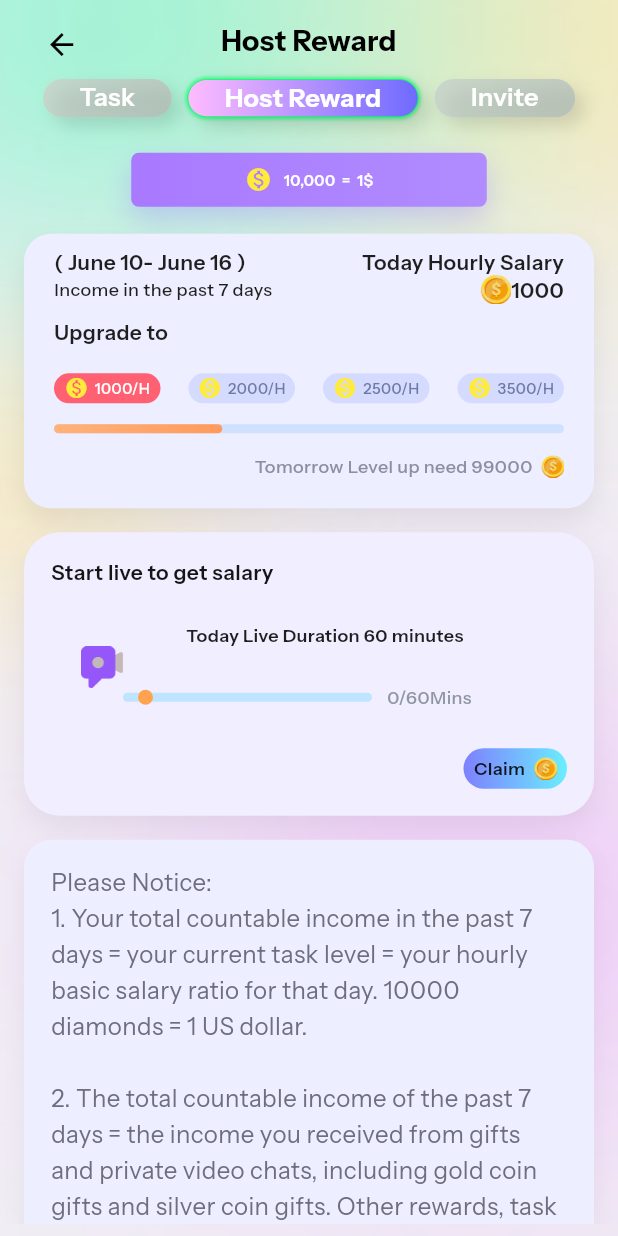
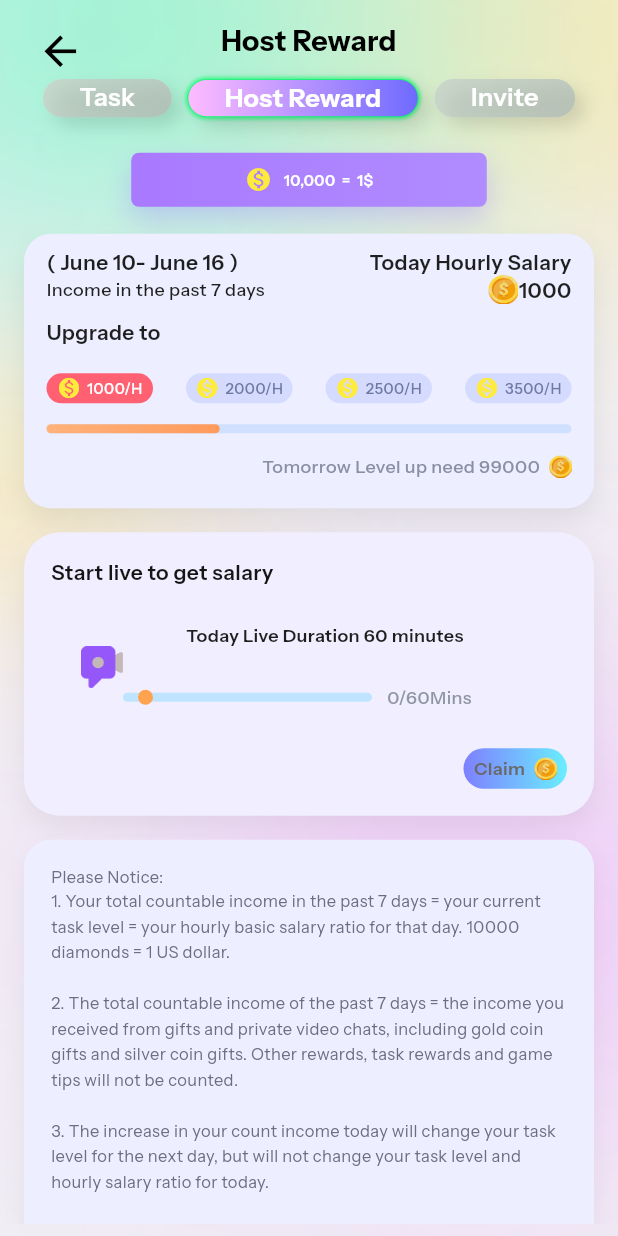
Before and after one commit to aroobaasif001/riolive, a Flutter app: the RewardsTabs screen opened directly, after a tap on "Host Reward", on a phone screen of 412 x 824 dp. Run offline on Flutter 3.47's test engine with Material 3 defaults, Android fonts, the phone set to English and light mode, and no system bars; our stand-ins replace carousel_slider, curved_navigation_bar, device_preview, flutter_inset_box_shadow, get, google_fonts and 5 more; missing offline and left inert: agora_rtc_engine; accounts and stored records are empty.

Commit message:
UI of wallet + shop + reward + invite friend etc navigation

```diff
--- a/lib/views/bottom_navi_screens/screens/profile_screen/reward_screens/reward_screen.dart
+++ b/lib/views/bottom_navi_screens/screens/profile_screen/reward_screens/reward_screen.dart
@@ -67,7 +67,7 @@ class _RewardsTabsState extends State<RewardsTabs> {
               children: [
                 SizedBox(height: sh(10)),
                 Padding(
-                  padding: EdgeInsets.symmetric(horizontal: sw(20)),
+                  padding: EdgeInsets.symmetric(horizontal: sw(15)),
                   child: SizedBox(
                     height: sh(36),
                     child: Stack(
@@ -83,7 +83,7 @@ class _RewardsTabsState extends State<RewardsTabs> {
                               padding: EdgeInsets.all(sw(8)),
                               child: Icon(
                                 Icons.arrow_back,
-                                size: sw(22),
+                                size: sw(30),
                                 color: Colors.black,
                               ),
                             ),
--- a/lib/views/bottom_navi_screens/screens/profile_screen/reward_screens/tabs/hostreward_tab.dart
+++ b/lib/views/bottom_navi_screens/screens/profile_screen/reward_screens/tabs/hostreward_tab.dart
@@ -67,7 +67,7 @@ class HostrewardTab extends StatelessWidget {
                           offset: const Offset(0, 10),
                         ),
                       ],
-                      padding: const EdgeInsets.symmetric(horizontal: 20,vertical: 10),
+                      padding: const EdgeInsets.symmetric(horizontal: 15,vertical: 10),
                       child: Column(
                         crossAxisAlignment: CrossAxisAlignment.start,
                         children: [
@@ -279,7 +279,7 @@ class HostrewardTab extends StatelessWidget {
                                 children: [
                                 CustomText(
                                   'Claim',
-                                  color: Colors.black87,
+                                  color: Color(0xff6C6868),
                                   fontWeight: FontWeight.w600,
                                   fontSize: 12,
                                   shadows: [],
@@ -315,7 +315,7 @@ class HostrewardTab extends StatelessWidget {
                             '3. The increase in your count income today will change your task level for the next day, but will not change your task level and hourly salary ratio for today.\n\n'
                             '4. Your task will be refreshed after task timer count down. Timer will follow Singapore Time Zone UTC +1.\n\n'
                             '5. The accumulative time of the task of receiving your basic salary is only calculated according to the time you have started the single-player live broadcast. The party room duration is not counted.',
-                        fontSize: 16,
+                        fontSize: 11,
                         fontWeight: FontWeight.w400,
                         color: Color(0xFF6E6E7E),
                         lineHeight: 1.5,
--- a/lib/views/bottom_navi_screens/screens/profile_screen/reward_screens/tabs/task_tab.dart
+++ b/lib/views/bottom_navi_screens/screens/profile_screen/reward_screens/tabs/task_tab.dart
@@ -158,7 +158,7 @@ class TaskTab extends StatelessWidget {
             child: CustomContainer(
               conColor: Colors.transparent,
               child: Container(
-                height: r.h(44), width: r.w(180), alignment: Alignment.center,
+                height: r.h(44), width: r.w(130), alignment: Alignment(-0.5, 0),
                 decoration: BoxDecoration(
                   borderRadius: BorderRadius.only(
                     topLeft: const Radius.circular(0), bottomLeft: const Radius.circular(0),
@@ -174,7 +174,7 @@ class TaskTab extends StatelessWidget {
 
           /// Header card
           Padding(
-            padding: EdgeInsets.symmetric(horizontal: r.w(13)),
+            padding: EdgeInsets.symmetric(horizontal: r.w(15)),
             child: CustomContainer(
               width: double.infinity,
               image: const DecorationImage(image: AssetImage('assets/images/rewardsceondbg.png'), fit: BoxFit.fill),
```
Also changed, not shown: lib/views/bottom_navi_screens/screens/profile_screen/shop_screens/shop_screen.dart (+23 -20 lines), lib/views/bottom_navi_screens/screens/profile_screen/wallet_sceens/grab_orders1_screen.dart (+15 -11 lines).
